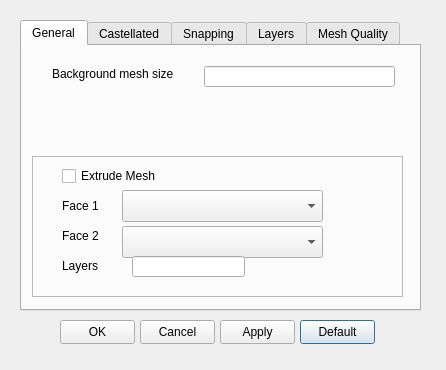
Above: Source/CaseCreator/advancedMeshSettingsDialog.ui from cfddose/Splash before the change. Below: the same form after it.
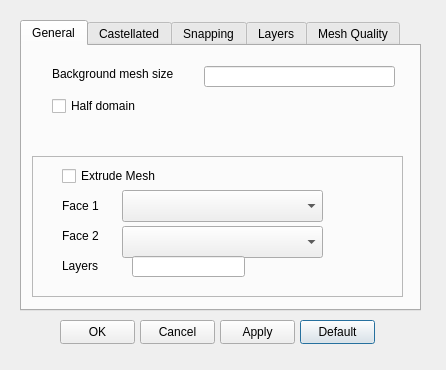
That is the form after the change.

Commit message: added mesh size control for blockMesh

The edit to the form file:
```diff
--- a/Source/CaseCreator/advancedMeshSettingsDialog.ui
+++ b/Source/CaseCreator/advancedMeshSettingsDialog.ui
@@ -189,6 +189,19 @@
       </property>
      </widget>
     </widget>
+    <widget class="QCheckBox" name="checkBoxHalfDomain">
+     <property name="geometry">
+      <rect>
+       <x>30</x>
+       <y>50</y>
+       <width>111</width>
+       <height>20</height>
+      </rect>
+     </property>
+     <property name="text">
+      <string>Half domain</string>
+     </property>
+    </widget>
    </widget>
    <widget class="QWidget" name="castellated">
     <attribute name="title">
```
The commit also changes 5 other files.
